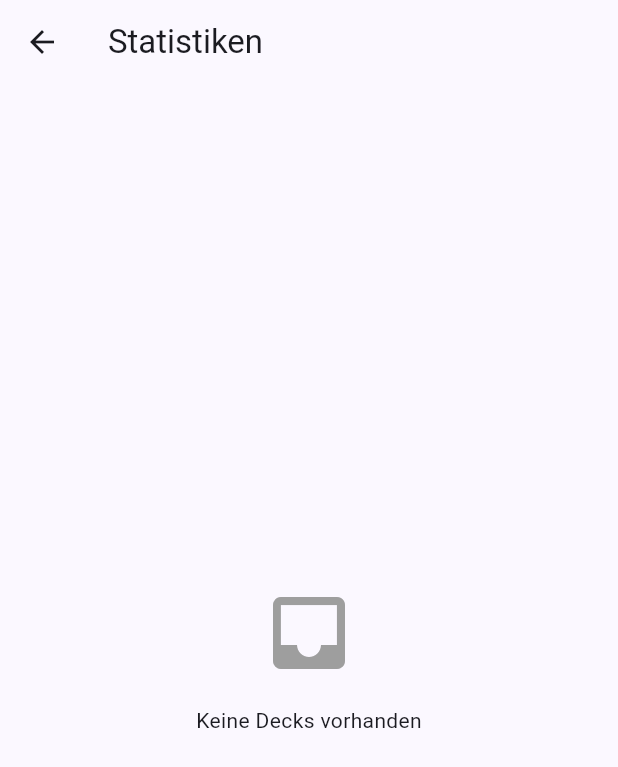
After one commit to panchord/Pruefungsduell, a Flutter app: the HomePage screen opened directly, after a tap on "Statistiken", on a phone screen of 412 x 824 dp. The commit adds this screen. Shown: the top 767 px of the screen. Run offline on Flutter 3.47's test engine with Material 3 defaults, Android fonts, the phone set to English and light mode, and no system bars; our stand-ins replace sqflite, sqflite_common_ffi; accounts and stored records are empty.

Commit message:
Implementation progress statistics

```diff
--- /dev/null
+++ b/pruefungsduell/lib/core/models/deck_progress_stats.dart
@@ -0,0 +1,23 @@
+class DeckProgressStats {
+  final int totalCards;
+  final int knownCards;
+  final int dueCards;
+  final double percentage;
+  final int streak;
+
+  DeckProgressStats({
+    required this.totalCards,
+    required this.knownCards,
+    required this.dueCards,
+    required this.percentage,
+    required this.streak,
+  });
+
+  int get unknownCards => totalCards - knownCards;
+
+  bool get isEmpty => totalCards == 0;
+
+  @override
+  String toString() =>
+    'DeckProgressStats(total: $totalCards, known: $knownCards, due: $dueCards, percentage: $percentage%, streak: $streak)';
+}
--- a/pruefungsduell/lib/features/home/presentation/pages/home_page.dart
+++ b/pruefungsduell/lib/features/home/presentation/pages/home_page.dart
@@ -1,6 +1,7 @@
 import 'package:flutter/material.dart';
 import 'package:pruefungsduell/features/decks/presentation/pages/deck_list_page.dart';
 import 'package:pruefungsduell/features/practice/presentation/pages/practice_deck_select_page.dart';
+import 'package:pruefungsduell/features/statistics/presentation/pages/all_decks_stats_page.dart';
 
 class HomePage extends StatelessWidget {
   const HomePage({super.key});
@@ -51,6 +52,22 @@ class HomePage extends StatelessWidget {
                 },
               ),
             ),
+            const SizedBox(height: 16),
+            SizedBox(
+              width: double.infinity,
+              height: 56,
+              child: OutlinedButton.icon(
+                icon: const Icon(Icons.bar_chart),
+                label: const Text('Statistiken'),
+                onPressed: () {
+                  Navigator.of(context).push(
+                    MaterialPageRoute(
+                      builder: (_) => const AllDecksStatsPage(),
+                    ),
+                  );
+                },
+              ),
+            ),
           ],
         ),
       ),
--- /dev/null
+++ b/pruefungsduell/lib/features/statistics/presentation/pages/all_decks_stats_page.dart
@@ -0,0 +1,118 @@
+import 'package:flutter/material.dart';
+import 'package:pruefungsduell/core/models/deck_progress_stats.dart';
+import 'package:pruefungsduell/core/services/database_helper.dart';
+import 'package:pruefungsduell/features/statistics/presentation/pages/deck_stats_page.dart';
+
+class AllDecksStatsPage extends StatefulWidget {
+  const AllDecksStatsPage({super.key});
+
+  @override
+  State<AllDecksStatsPage> createState() => _AllDecksStatsPageState();
+}
+
+class _AllDecksStatsPageState extends State<AllDecksStatsPage> {
+  late Future<List<(int id, String title, DeckProgressStats stats)>> _deckStatsFuture;
+  final _dbHelper = DatabaseHelper.instance;
+
+  @override
+  void initState() {
+    super.initState();
+    _deckStatsFuture = _loadAllDeckStats();
+  }
+
+  Future<List<(int id, String title, DeckProgressStats stats)>> _loadAllDeckStats() async {
+    final decks = await _dbHelper.getDecks();
+    final deckStats = <(int id, String title, DeckProgressStats stats)>[];
+
+    for (final deck in decks) {
+      final id = deck['id'] as int;
+      final title = deck['title'] as String;
+      final stats = await _dbHelper.getProgressStats(id);
+      deckStats.add((id, title, stats));
+    }
+
+    return deckStats;
+  }
+
+  @override
+  Widget build(BuildContext context) {
+    return Scaffold(
+      appBar: AppBar(title: const Text('Statistiken')),
+      body: FutureBuilder<List<(int id, String title, DeckProgressStats stats)>>(
+        future: _deckStatsFuture,
+        builder: (context, snapshot) {
+          if (snapshot.connectionState == ConnectionState.waiting) {
+            return const Center(child: CircularProgressIndicator());
+          }
+
+          if (snapshot.hasError) {
+            return Center(
+              child: Text('Fehler: ${snapshot.error}'),
+            );
+          }
+
+          final deckStats = snapshot.data ?? [];
+
+          if (deckStats.isEmpty) {
+            return const Center(
+              child: Column(
+                mainAxisAlignment: MainAxisAlignment.center,
+                children: [
+                  Icon(Icons.inbox, size: 64, color: Colors.grey),
+                  SizedBox(height: 16),
+                  Text('Keine Decks vorhanden'),
+                ],
+              ),
+            );
+          }
+
+          return ListView.separated(
+            padding: const EdgeInsets.all(16),
+            itemCount: deckStats.length,
+            separatorBuilder: (_, __) => const SizedBox(height: 12),
+            itemBuilder: (context, index) {
+              final (id, title, stats) = deckStats[index];
+              return Card(
+                elevation: 2,
+                child: ListTile(
+                  contentPadding: const EdgeInsets.all(16),
+                  title: Text(title),
+                  subtitle: Column(
+                    crossAxisAlignment: CrossAxisAlignment.start,
+                    children: [
+                      const SizedBox(height: 8),
+                      Row(
+                        mainAxisAlignment: MainAxisAlignment.spaceBetween,
+                        children: [
+                          Text('${stats.percentage.toStringAsFixed(1)}%'),
+                          Text('${stats.knownCards}/${stats.totalCards}'),
+                        ],
+                      ),
+                      const SizedBox(height: 8),
+                      LinearProgressIndicator(
+                        value: stats.percentage / 100,
+                        minHeight: 6,
+                      ),
+                    ],
+                  ),
+                  trailing: const Icon(Icons.arrow_forward),
+                  onTap: () {
+                    Navigator.push(
+                      context,
+                      MaterialPageRoute(
+                        builder: (context) => DeckStatsPage(
+                          deckId: id,
+                          deckTitle: title,
+                        ),
+                      ),
+                    );
+                  },
+                ),
+              );
+            },
+          );
+        },
+      ),
+    );
+  }
+}
```
Also changed, not shown: pruefungsduell/lib/core/services/database_helper.dart (+64 -0 lines), pruefungsduell/lib/features/decks/presentation/pages/deck_detail_page.dart (+18 -0 lines), pruefungsduell/lib/features/statistics/presentation/pages/deck_stats_page.dart (added, +259 -0 lines).
